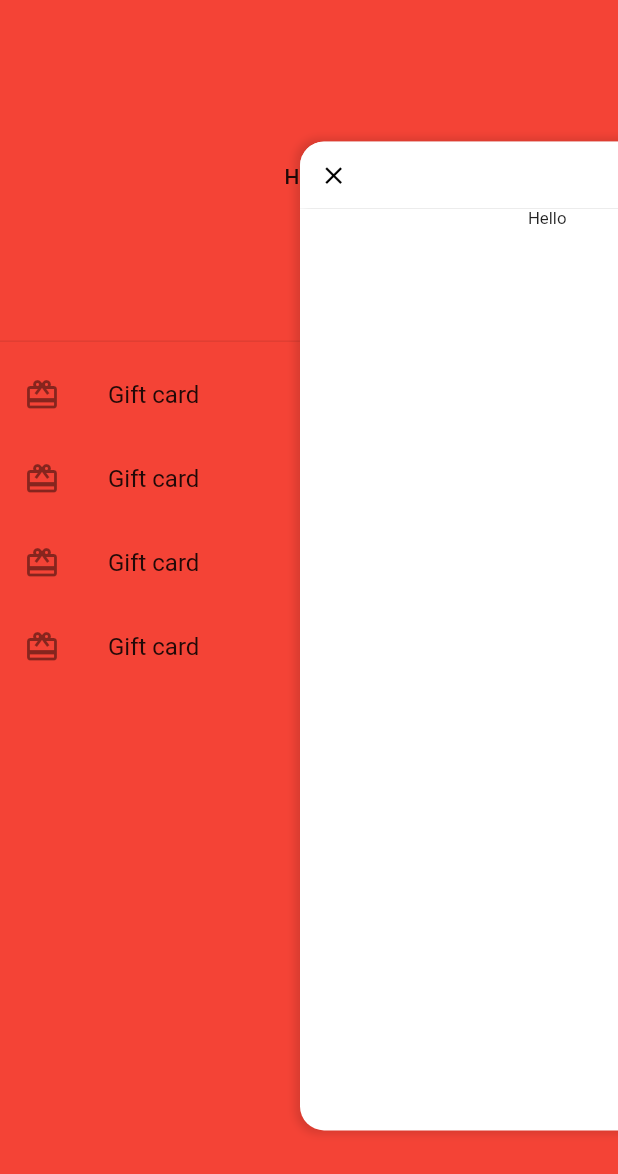
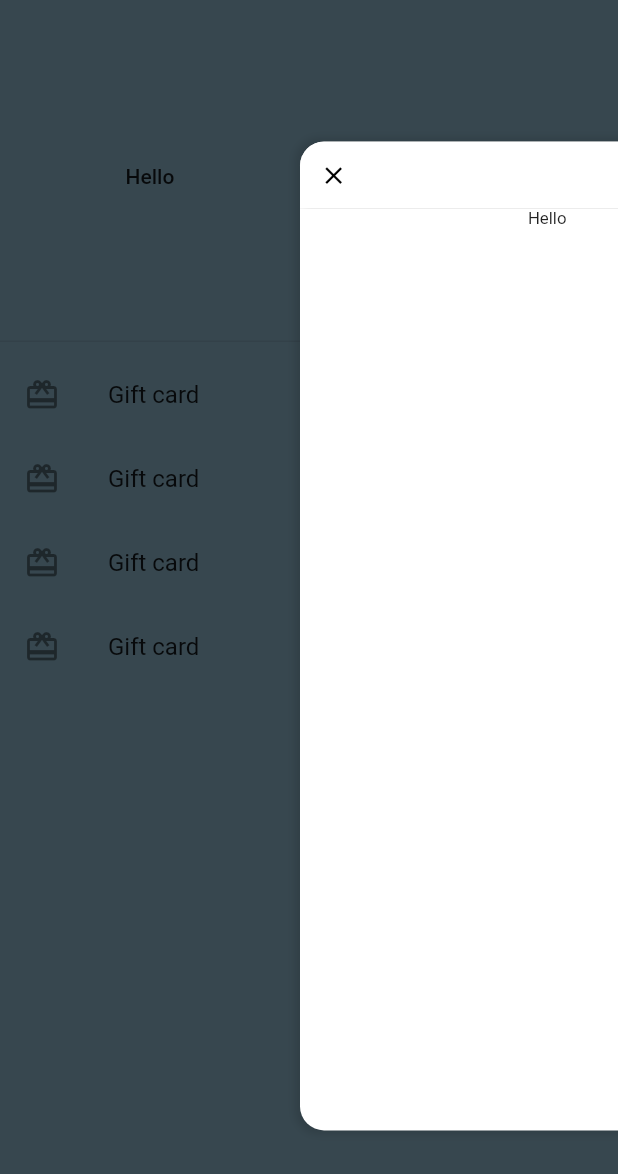
Before and after one commit to yhhCh405/flutter_awesome_drawer, a Flutter app: the screen it shows after launch, after a tap on the "menu" icon, on a phone screen of 412 x 824 dp. Shown: the top 1174 px of the screen. Run offline on Flutter 3.47's test engine with Material 2 defaults, Android fonts, the phone set to English and light mode, and no system bars.

Commit message:
scale and slide ready

```diff
--- /dev/null
+++ b/lib/awesome_drawer.dart
@@ -0,0 +1,3 @@
+export 'src/Views/awesome_drawer.dart';
+export 'src/Models/drawer_items.dart';
+export 'src/Models/drawer_type.dart';
--- a/lib/main.dart
+++ b/lib/main.dart
@@ -1,5 +1,4 @@
-import 'package:awesome_drawer/awesome_drawer/Models/drawer_items.dart';
-import 'package:awesome_drawer/awesome_drawer/Views/awesome_drawer.dart';
+import 'package:awesome_drawer/awesome_drawer.dart';
 import 'package:flutter/material.dart';
 
 void main() {
@@ -26,7 +25,11 @@ class MyHome extends StatelessWidget {
       ),
       drawerItems: [
         AwesomeDrawerItems(
-            icon: Icon(Icons.wallet_giftcard), child: Text("Gift card")),
+            icon: Icon(Icons.wallet_giftcard),
+            child: Text("Gift card"),
+            onTap: () {
+              print("gcgcgc");
+            }),
         AwesomeDrawerItems(
             icon: Icon(Icons.wallet_giftcard), child: Text("Gift card")),
         AwesomeDrawerItems(
--- a/lib/awesome_drawer/Models/drawer_state.dart
+++ b/lib/src/Models/drawer_state.dart
@@ -1,11 +1,6 @@
 import 'dart:async';
 
-class DrawerState{
+class DrawerState {
   // ignore: close_sinks
   final StreamController<bool> isOpended = StreamController<bool>.broadcast();
 }
-
-enum DrawerType{
-  Slide,
-  Scale
-}
--- /dev/null
+++ b/lib/src/Models/drawer_type.dart
@@ -0,0 +1 @@
+enum DrawerType { Slide, Scale }
--- a/lib/awesome_drawer/Views/awesome_drawer.dart
+++ b/lib/src/Views/awesome_drawer.dart
@@ -1,7 +1,9 @@
-import 'package:awesome_drawer/awesome_drawer/Models/drawer_items.dart';
-import 'package:awesome_drawer/awesome_drawer/Models/drawer_state.dart';
-import 'package:awesome_drawer/awesome_drawer/Presenters/awesome_drawer_contract.dart';
-import 'package:awesome_drawer/awesome_drawer/Presenters/awesome_drawer_impl.dart';
+
+import 'package:awesome_drawer/src/Models/drawer_items.dart';
+import 'package:awesome_drawer/src/Models/drawer_state.dart';
+import 'package:awesome_drawer/src/Models/drawer_type.dart';
+import 'package:awesome_drawer/src/Presenters/awesome_drawer_contract.dart';
+import 'package:awesome_drawer/src/Presenters/awesome_drawer_impl.dart';
 
 ///Copyright 2020 by Ye Htet Hein. All rights reserved.
 
@@ -103,8 +105,9 @@ class _AwesomeDrawerState extends State<AwesomeDrawer>
           width: presenter.drawerWidth(isopended.data, widget.type),
           height: presenter.drawerHeight(isopended.data, widget.type),
           color: Colors.blueGrey[800],
-          child: Container(
-            color: Colors.red,
+          child: Row(
+            children: [
+              Container(
                 width: presenter.drawerActualWidth(isopended.data, widget.type),
                 height: presenter.drawerHeight(isopended.data, widget.type),
                 child: widget.drawer ??
@@ -120,6 +123,8 @@ class _AwesomeDrawerState extends State<AwesomeDrawer>
                         )
                       ],
                     ),
+              ),
+            ],
           ),
         );
       },
```
Also changed, not shown: lib/src/Presenters/awesome_drawer_impl.dart (renamed from lib/awesome_drawer/Presenters/awesome_drawer_impl.dart, +5 -4 lines), lib/src/Models/drawer_items.dart (renamed from lib/awesome_drawer/Models/drawer_items.dart), lib/src/Models/drawer_properties.dart (renamed from lib/awesome_drawer/Models/drawer_properties.dart), lib/src/Presenters/awesome_drawer_contract.dart (renamed from lib/awesome_drawer/Presenters/awesome_drawer_contract.dart), 1 other file. Lines whose indentation alone changed are shown as unchanged.
